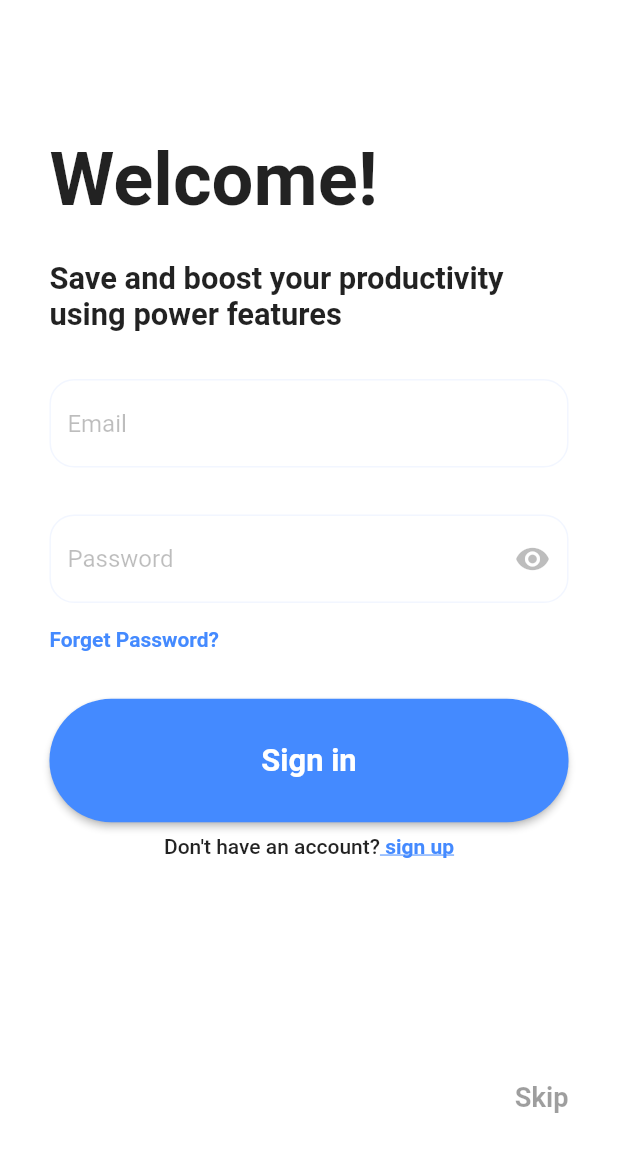
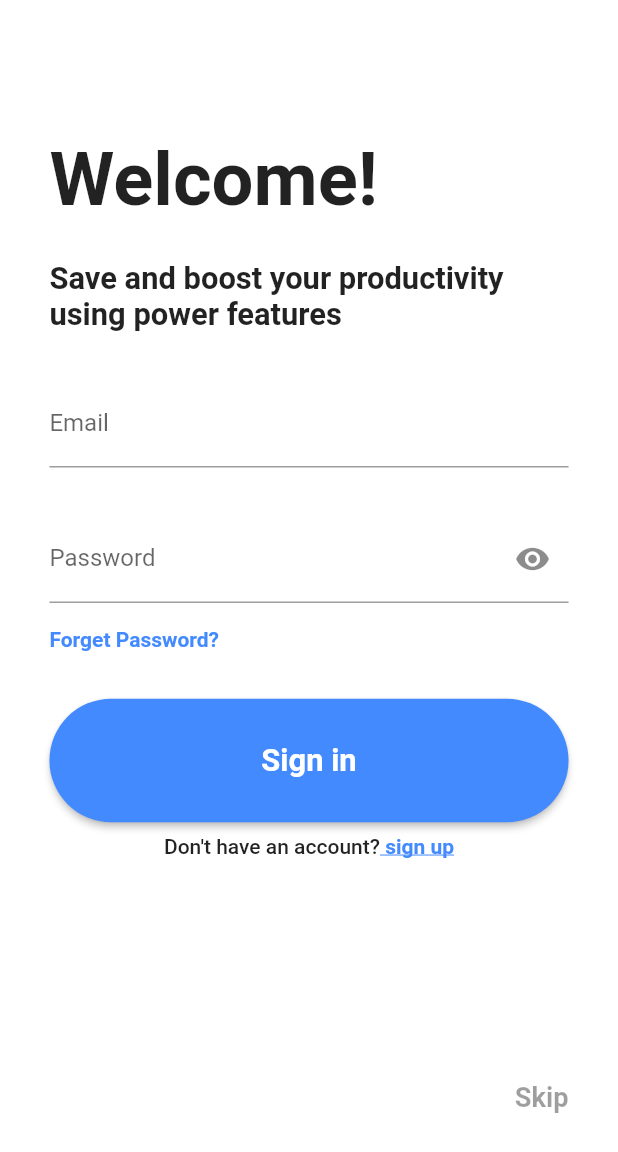
Before and after one commit to korhlins/Plana, a Flutter app: the screen it shows after launch, on a phone screen of 412 x 824 dp. Shown: the top 1152 px of the screen. Run offline on Flutter 3.47's test engine with Material 2 defaults, Android fonts, the light colour scheme and no system bars; our stand-ins replace animated_bottom_navigation_bar, firebase_auth, firebase_core, flutter_datetime_picker, sqflite; missing offline and left inert: date_utils, modal_progress_hud_alt; accounts and stored records are empty.

Commit message:
modifying the code.

```diff
--- a/lib/View/screen/sign_in_screen.dart
+++ b/lib/View/screen/sign_in_screen.dart
@@ -18,6 +18,8 @@
 }
 
 class _SignInScreenState extends State<SignInScreen> {
+  final _formKey = GlobalKey<FormState>();
+  bool isClicked = false;
   final _auth = FirebaseAuth.instance;
   TextEditingController emailController = TextEditingController();
   TextEditingController passwordController = TextEditingController();
@@ -39,13 +41,14 @@
               physics: ClampingScrollPhysics(),
               child: Padding(
                 padding: EdgeInsets.all(height * 0.04),
+                child: Form(
+                  key: _formKey,
                   child: Column(
                     crossAxisAlignment: CrossAxisAlignment.start,
                     children: [
                       SizedBox(
                         height: height * 0.07,
                       ),
-                    Form(child: Container()),
                       Text(
                         "Welcome!",
                         style: TextStyle(
@@ -66,25 +69,45 @@
                       SizedBox(
                         height: height * 0.038,
                       ),
-                    TextFields(
-                      hintText: 'Email',
-                      inputTextType: TextInputType.emailAddress,
-                      passwordVisible: context
-                          .read<SignInAndOutProvider>()
-                          .getPasswordVisibility,
+                      TextFormField(
+                        decoration: const InputDecoration(
+                          labelText: "Email",
+                          hintText: "kelvin@email.com",
+                        ),
                         controller: emailController,
+                        keyboardType: TextInputType.emailAddress,
+                        autovalidateMode: AutovalidateMode.onUserInteraction,
+                        validator: (inputText) {
+                          return inputText!.isNotEmpty &&
+                                  inputText.contains("@")
+                              ? null
+                              : "email address incorrect";
+                        },
                       ),
                       SizedBox(
                         height: height * 0.038,
                       ),
-                    TextFields(
-                      hintText: 'Password',
-                      controller: passwordController,
-                      passwordVisible: !context
-                          .read<SignInAndOutProvider>()
-                          .getPasswordVisibility,
+                      // TextFields(
+                      //   hintText: 'Password',
+                      //   controller: passwordController,
+                      //   passwordVisible: ,
+                      //   suffixIcon: IconButton(
+                      //     color: Colors.black26,
+                      //     icon: Icon(context
+                      //             .watch<SignInAndOutProvider>()
+                      //             .getPasswordVisibility
+                      //         ? Icons.visibility_off
+                      //         : Icons.visibility),
+                      //     onPressed: () {
+                      //
+                      //     },
+                      //   ),
+                      // ),
+                      TextFormField(
+                        decoration: InputDecoration(
+                          labelText: "Password",
+                          hintText: "*******",
                           suffixIcon: IconButton(
-                        color: Colors.black26,
                             icon: Icon(context
                                     .watch<SignInAndOutProvider>()
                                     .getPasswordVisibility
@@ -96,6 +119,18 @@
                                   .toggleVisibility();
                             },
                           ),
+                        ),
+                        controller: passwordController,
+                        keyboardType: TextInputType.emailAddress,
+                        obscureText: !context
+                            .read<SignInAndOutProvider>()
+                            .getPasswordVisibility,
+                        validator: (String? passwordInput) {
+                          return passwordInput!.isNotEmpty &&
+                                  passwordInput.length < 6
+                              ? "password must  contain a least 6 characters"
+                              : null;
+                        },
                       ),
                       SizedBox(
                         height: height * 0.02,
@@ -115,7 +150,8 @@
                                 .read<SignInAndOutProvider>()
                                 .setSpinnerAction(true);
                             try {
-                            final user = await _auth.signInWithEmailAndPassword(
+                              final user =
+                                  await _auth.signInWithEmailAndPassword(
                                       email: emailController.text,
                                       password: passwordController.text);
                               if (user != null) {
@@ -178,6 +214,7 @@
             ),
           ),
         ),
+      ),
     );
   }
 }
```
Lines whose indentation alone changed are shown as unchanged.
